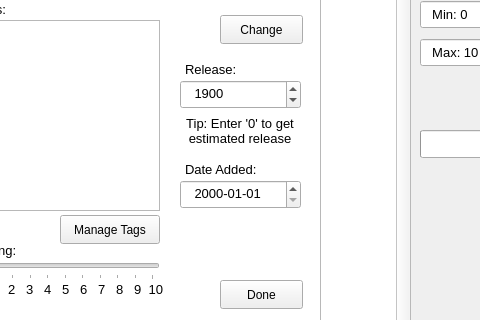
This is My Record Collection Source/mainwindow.ui in Drag0nCodes/MyRecordCollection as Qt 5 draws it before an edit; both pictures show x 380 to 860 and y 309 to 629 of the 1000 by 810 pixel window. The edited form follows.
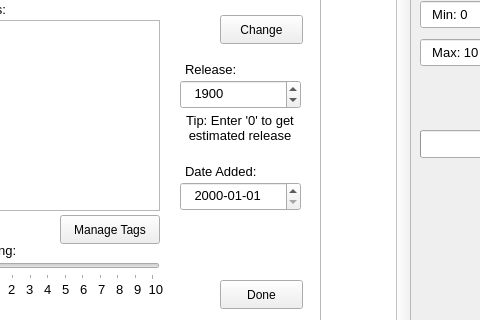
This is the edited form.

```diff
--- a/My Record Collection Source/mainwindow.ui
+++ b/My Record Collection Source/mainwindow.ui
@@ -1256,9 +1256,9 @@
      <widget class="QLabel" name="editRecord_ReleaseInfoLabel">
       <property name="geometry">
        <rect>
-        <x>230</x>
-        <y>250</y>
-        <width>120</width>
+        <x>220</x>
+        <y>253</y>
+        <width>140</width>
         <height>41</height>
        </rect>
       </property>
@@ -1273,14 +1273,14 @@
 estimated release</string>
       </property>
       <property name="alignment">
-       <set>Qt::AlignCenter</set>
+       <set>Qt::AlignHCenter|Qt::AlignTop</set>
       </property>
      </widget>
      <widget class="QDateEdit" name="editRecord_AddedEdit">
       <property name="geometry">
        <rect>
         <x>230</x>
-        <y>320</y>
+        <y>322</y>
         <width>121</width>
         <height>29</height>
        </rect>
@@ -1325,7 +1325,7 @@
       <property name="geometry">
        <rect>
         <x>235</x>
-        <y>299</y>
+        <y>301</y>
         <width>120</width>
         <height>20</height>
        </rect>
```
Left out of the diff: 22 changed lines with no effect on the pictures.
